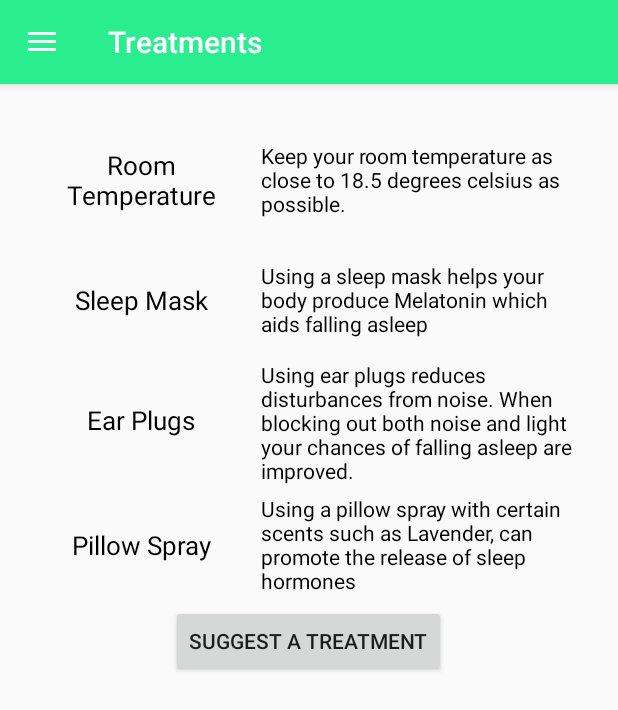
After one commit to RosabelleArmstead/softeng-cw, an Android app: the Treatments screen opened directly, with no data from a screen before it, on a phone screen of 412 x 824 dp. The commit adds this screen. Shown: the top 710 px of the screen. Run offline under Robolectric (Android 15) with nearby library versions, the light colour scheme and no system bars; our stand-ins replace Firebase (no records; nobody signed in at launch, a user with empty details on screens opened directly); libraries missing offline, so code that uses them is left out: com.firebase.ui.

Commit message:
treatments page

```diff
--- a/app/build.gradle
+++ b/app/build.gradle
@@ -38,6 +38,9 @@ dependencies {
     //implementation 'com.google.firebase:firebase-database:15.0.0'
     implementation 'com.google.firebase:firebase-firestore:15.0.0'
     implementation 'com.firebaseui:firebase-ui-auth:3.2.2'
+
+    //recycler view dependency
+    implementation 'com.android.support:recyclerview-v7:27.1.1'
 }
 
 apply plugin: 'com.google.gms.google-services'
--- a/app/src/main/java/com2027/cw/group7/resteasy/AppBaseActivity.java
+++ b/app/src/main/java/com2027/cw/group7/resteasy/AppBaseActivity.java
@@ -240,6 +240,11 @@ public abstract class AppBaseActivity extends AppCompatActivity implements MenuI
                 startActivity(myIntent);
                 finish();
                 break;
+            case R.id.treatments_menu:
+                myIntent = new Intent(this, Treatments.class);
+                startActivity(myIntent);
+                finish();
+                break;
         }
         return false;
     }
--- a/app/src/main/java/com2027/cw/group7/resteasy/MainActivity.java
+++ b/app/src/main/java/com2027/cw/group7/resteasy/MainActivity.java
@@ -3,6 +3,7 @@ package com2027.cw.group7.resteasy;
 import android.Manifest;
 import android.content.pm.PackageManager;
 import android.os.Bundle;
+import android.os.Handler;
 import android.support.v4.app.ActivityCompat;
 import android.util.Log;
 import android.view.View;
@@ -13,6 +14,7 @@ import com.google.firebase.auth.FirebaseAuth;
 import com.google.firebase.auth.FirebaseUser;
 
 public class MainActivity extends AppBaseActivity {
+
     private Button logoutButton;
     private Button loginButton;
     private TextView loggedInText;
--- /dev/null
+++ b/app/src/main/java/com2027/cw/group7/resteasy/RecyclerViewAdapter.java
@@ -0,0 +1,66 @@
+package com2027.cw.group7.resteasy;
+
+import android.content.Context;
+import android.support.annotation.NonNull;
+import android.support.v7.widget.RecyclerView;
+import android.util.Log;
+import android.view.LayoutInflater;
+import android.view.View;
+import android.view.ViewGroup;
+import android.widget.RelativeLayout;
+import android.widget.TextView;
+
+import java.util.ArrayList;
+
+public class RecyclerViewAdapter extends RecyclerView.Adapter<RecyclerViewAdapter.ViewHolder> {
+
+    private static final String TAG = "RecyclerViewAdapter";
+
+    private ArrayList<String> titles = new ArrayList<>();
+    private ArrayList<String> descriptions = new ArrayList<>();
+    private Context context;
+
+    public RecyclerViewAdapter(ArrayList<String> titles, ArrayList<String> descriptions, Context context) {
+        this.titles = titles;
+        this.descriptions = descriptions;
+        this.context = context;
+    }
+
+    @NonNull
+    @Override
+    public ViewHolder onCreateViewHolder(@NonNull ViewGroup parent, int viewType) {
+
+        View view = LayoutInflater.from(parent.getContext()).inflate(R.layout.layout_list_item, parent, false);
+        ViewHolder holder = new ViewHolder(view);
+        return holder;
+    }
+
+    @Override
+    public void onBindViewHolder(@NonNull ViewHolder holder, int position) {
+
+        Log.d(TAG, "OnBindViewHolder: called.");
+
+        holder.title.setText(titles.get(position));
+        holder.description.setText(descriptions.get(position));
+
+    }
+
+    @Override
+    public int getItemCount() {
+        return titles.size();
+    }
+
+    public class ViewHolder extends RecyclerView.ViewHolder {
+
+        TextView title;
+        TextView description;
+        RelativeLayout itemLayout;
+        public ViewHolder(View itemView) {
+            super(itemView);
+
+            title = itemView.findViewById(R.id.list_suggestion_title);
+            description = itemView.findViewById(R.id.list_suggestion_description);
+            itemLayout = itemView.findViewById(R.id.item_layout);
+        }
+    }
+}
--- /dev/null
+++ b/app/src/main/java/com2027/cw/group7/resteasy/Treatments.java
@@ -0,0 +1,69 @@
+package com2027.cw.group7.resteasy;
+
+import android.content.Intent;
+import android.os.Bundle;
+import android.app.Activity;
+import android.support.v7.widget.LinearLayoutManager;
+import android.support.v7.widget.RecyclerView;
+import android.view.View;
+import android.widget.Button;
+
+import java.util.ArrayList;
+
+public class Treatments extends AppBaseActivity {
+
+    private Button suggestionBtn;
+    private ArrayList<String> titles = new ArrayList<>();
+    private ArrayList<String> descriptions = new ArrayList<>();
+    @Override
+    protected void onCreate(Bundle savedInstanceState) {
+        super.onCreate(savedInstanceState);
+        setContentView(R.layout.activity_treatments);
+
+        initTreatments();
+
+        suggestionBtn = (Button)findViewById(R.id.suggest_button);
+        suggestionBtn.setOnClickListener(new View.OnClickListener() {
+            @Override
+            public void onClick(View view) {
+                openTreatmentSuggestion();
+
+            }
+        });
+    }
+
+    //Method to open the suggestion Activity from the Treatments activity
+    public void openTreatmentSuggestion(){
+
+        Intent myIntent = new Intent(this, TreatmentSuggestion.class);
+        startActivity(myIntent);
+
+    }
+
+
+    private void initTreatments(){
+
+        titles.add("Room Temperature");
+        descriptions.add("Keep your room temperature as close to 18.5 degrees celsius as possible.");
+
+        titles.add("Sleep Mask");
+        descriptions.add("Using a sleep mask helps your body produce Melatonin which aids falling asleep");
+
+        titles.add("Ear Plugs");
+        descriptions.add("Using ear plugs reduces disturbances from noise. When blocking out both noise and light your chances of falling asleep are improved.");
+
+        titles.add("Pillow Spray");
+        descriptions.add("Using a pillow spray with certain scents such as Lavender, can promote the release of sleep hormones");
+
+        initRecyclerView();
+
+    }
+
+    private void initRecyclerView(){
+        RecyclerView recyclerView = findViewById(R.id.treatment_recycler_view);
+        RecyclerViewAdapter adapter = new RecyclerViewAdapter(titles, descriptions, this);
+        recyclerView.setAdapter(adapter);
+        recyclerView.setLayoutManager(new LinearLayoutManager(this));
+    }
+
+}
--- /dev/null
+++ b/app/src/main/res/layout/activity_treatments.xml
@@ -0,0 +1,24 @@
+<?xml version="1.0" encoding="utf-8"?>
+<LinearLayout xmlns:android="http://schemas.android.com/apk/res/android"
+    xmlns:app="http://schemas.android.com/apk/res-auto"
+    xmlns:tools="http://schemas.android.com/tools"
+    android:layout_width="match_parent"
+    android:layout_height="match_parent"
+    android:orientation="vertical"
+    android:id="@+id/treatments_menu"
+    android:padding="24dp">
+
+    <android.support.v7.widget.RecyclerView
+        android:id="@+id/treatment_recycler_view"
+        android:scrollbars="vertical"
+        android:layout_width="match_parent"
+        android:layout_height="wrap_content"/>
+
+    <Button
+        android:layout_width="wrap_content"
+        android:layout_height="wrap_content"
+        android:text="@string/suggest_treatment"
+        android:layout_gravity="center_horizontal"
+        android:id="@+id/suggest_button"/>
+
+</LinearLayout>
--- /dev/null
+++ b/app/src/main/res/layout/layout_list_item.xml
@@ -0,0 +1,30 @@
+<?xml version="1.0" encoding="utf-8"?>
+<RelativeLayout
+    xmlns:android="http://schemas.android.com/apk/res/android"
+    android:layout_width="match_parent"
+    android:layout_height="wrap_content"
+    android:id="@+id/item_layout"
+    >
+
+    <TextView
+        android:layout_width="140dp"
+        android:layout_height="80dp"
+        android:id="@+id/list_suggestion_title"
+        android:text="Room temperature"
+        android:gravity="center"
+        android:textColor="#000"
+        android:textSize="17sp"
+        />
+
+    <TextView
+        android:layout_width="wrap_content"
+        android:layout_height="wrap_content"
+        android:id="@+id/list_suggestion_description"
+        android:layout_toRightOf="@+id/list_suggestion_title"
+        android:text="Keep your room temperature as close to 18.5 degrees celsuis as possible.  "
+        android:layout_centerVertical="true"
+        android:textColor="#000"
+        android:layout_marginLeft="10dp"
+        />
+
+</RelativeLayout>
--- a/app/src/main/res/menu/nav_menu.xml
+++ b/app/src/main/res/menu/nav_menu.xml
@@ -36,4 +36,9 @@
         android:title="@string/sleep_recorder">
 
     </item>
+
+    <item android:id="@+id/treatments_menu"
+        android:title="@string/treatments_menu">
+
+    </item>
 </menu>
--- a/app/src/main/res/values/dimens.xml
+++ b/app/src/main/res/values/dimens.xml
@@ -2,4 +2,5 @@
     <!-- Default screen margins, per the Android Design guidelines. -->
     <dimen name="activity_horizontal_margin">16dp</dimen>
     <dimen name="activity_vertical_margin">16dp</dimen>
+    <dimen name="fab_margin">16dp</dimen>
 </resources>
--- a/app/src/main/res/values/strings.xml
+++ b/app/src/main/res/values/strings.xml
@@ -16,6 +16,7 @@
     <string name="sleep_calendar_menu">Sleep Calendar</string>
     <string name="information_menu">Information</string>
     <string name="sleep_menu">Sleep Review (for testing)</string>
+    <string name="treatments_menu">Treatments</string>
     <string name="sleep_recorder">Sleep Recorder</string>
     <string name="start_sleep">START</string>
     <string name="stop_sleep">STOP</string>
@@ -24,6 +25,7 @@
     <string name="info_title">Information: </string>
     <string name="choose_category">Please choose what you would like to know more about: </string>
     <string name="selection_needed">Please select a category from the box above.</string>
+    <string name="suggest_treatment">Suggest a Treatment</string>
 
     <string-array name="information_categories">
         <item>About Rest Easy</item>
@@ -47,4 +49,10 @@
     <string name="logout_menu">Logout</string>
     <string name="save">Save</string>
     <string name="change_name">Change your name</string>
+    <string name="title_activity_treatments">Treatments</string>
+    <string name="title_activity_treatment_suggestion">TreatmentSuggestion</string>
+    <string name="suggestion_title">Make Your Treatment Suggestion!</string>
+    <string name="submit_suggestion">Submit Your Suggestion</string>
+    <string name="user_suggestion_title_hint">Give your treatment a title...</string>
+    <string name="user_suggestion_description_hint">Describe your treatment...</string>
 </resources>
```
Also changed, not shown: app/src/main/AndroidManifest.xml (+5 -3 lines), app/src/main/java/com2027/cw/group7/resteasy/TreatmentSuggestion.java (added, +70 -0 lines), app/src/main/res/layout/activity_treatment_suggestion.xml (added, +46 -0 lines), app/src/main/res/values/styles.xml (+9 -0 lines).
